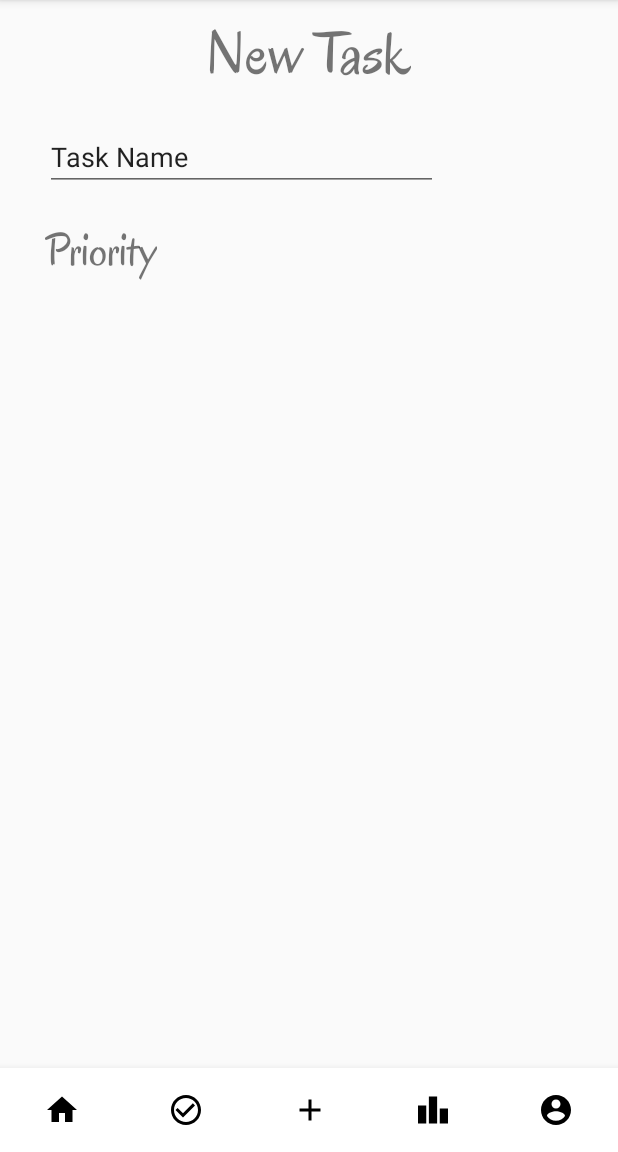
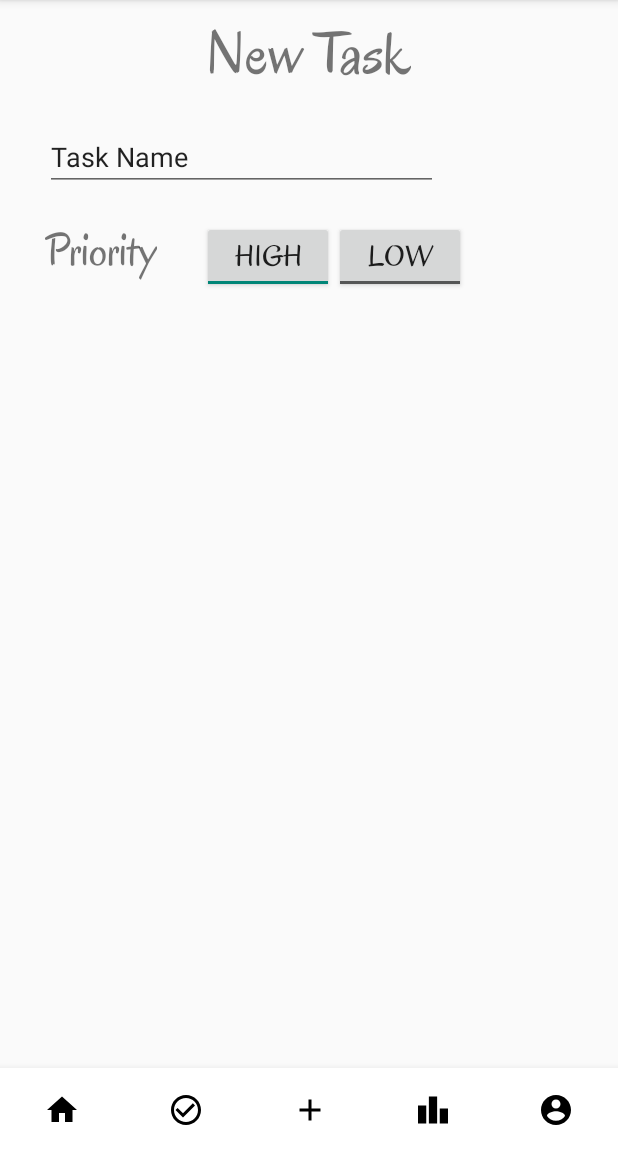
Before and after one commit to JoshuaBesei/HomeProject, an Android app: the screen it shows after launch (MainActivity), item 3 of the bottom bar chosen, on a phone screen of 412 x 824 dp, the part 84-1236 px from its top. Run offline under Robolectric (Android 15) with nearby library versions, the phone set to English and light mode, and no system bars; 1 statement that could not run was skipped.

Commit message:
Fixed oregano and add buttons, time for Aldric to have fun :)

```diff
--- a/app/src/main/java/com/example/homeproject/MainActivity.kt
+++ b/app/src/main/java/com/example/homeproject/MainActivity.kt
@@ -1,10 +1,15 @@
 package com.example.homeproject
 
+import android.os.Bundle
+import android.view.View
+import android.widget.RadioGroup
+import android.widget.ToggleButton
 import androidx.appcompat.app.AppCompatActivity
-import android.os.Bundle
 import androidx.fragment.app.Fragment
+import com.example.homeproject.R.id.High
 import com.example.homeproject.fragments.*
 import com.google.android.material.bottomnavigation.BottomNavigationView
+
 
 class MainActivity : AppCompatActivity() {
     override fun onCreate(savedInstanceState: Bundle?) {
@@ -16,10 +21,13 @@ class MainActivity : AppCompatActivity() {
         val leaderboards = LeaderBoardsFragment()
         val completedTasks = CompletedTasksFragment()
         val addTasks = AddTasksFragment()
+        var checked = "High"
 
         makeCurrentFragment(homeFragment)
 
         val bottomNavigation = findViewById<BottomNavigationView>(R.id.bottom_navigation)
+        val toggleButtonHigh = findViewById<ToggleButton>(R.id.High)
+        val toggleButtonLow = findViewById<ToggleButton>(R.id.Low)
 
         bottomNavigation.setOnNavigationItemSelectedListener {
             when (it.itemId){
@@ -32,6 +40,20 @@ class MainActivity : AppCompatActivity() {
             true
         }
 
+        /*
+        toggleButtonHigh.setOnCheckedChangeListener { _, isChecked ->
+            if (isChecked) {
+                checked = "High"
+            }
+        }*/
+
+        /*
+        toggleButtonLow.setOnCheckedChangeListener { _, isChecked ->
+            if (isChecked) {
+                checked = "Low"
+            }
+        }*/
+
     }
 
     private fun makeCurrentFragment(fragment: Fragment) =
@@ -39,4 +61,5 @@ class MainActivity : AppCompatActivity() {
             replace(R.id.fl_wrapper, fragment)
             commit()
         }
+
 }
--- a/app/src/main/res/font/oregano_regular.xml
+++ b/app/src/main/res/font/oregano_regular.xml
@@ -3,5 +3,5 @@
     <font
         android:fontStyle="normal"
         android:fontWeight="400"
-        android:font="@font/Oregano" />
+        android:font="@font/oregano" />
 </font-family>
--- a/app/src/main/res/layout/fragment_add_tasks.xml
+++ b/app/src/main/res/layout/fragment_add_tasks.xml
@@ -15,7 +15,7 @@
             android:layout_height="wrap_content"
             android:layout_centerHorizontal="true"
             android:textSize="40dp"
-            android:fontFamily="@font/Oregano"
+            android:fontFamily="@font/oregano"
             android:text="@string/new_task"
             android:layout_marginTop="10dp"/>
 
@@ -36,12 +36,41 @@
             android:layout_width="wrap_content"
             android:layout_height="wrap_content"
             android:textSize="30dp"
-            android:fontFamily="@font/Oregano"
+            android:fontFamily="@font/oregano"
             android:text="Priority"
             android:layout_marginTop="20dp"
-            android:layout_marginRight="120dp"
+            android:layout_marginRight="30dp"
             android:layout_marginLeft="30dp"
             android:layout_below="@id/editTextTaskName"/>
+
+        <RadioGroup
+            android:id="@+id/RadioGroupdHL"
+            android:layout_width="match_parent"
+            android:layout_height="wrap_content"
+            android:layout_below="@id/editTextTaskName"
+            android:layout_toRightOf="@id/priority_text"
+            android:layout_marginTop="20dp"
+            android:orientation="horizontal">
+
+            <ToggleButton
+                android:id="@+id/High"
+                android:layout_width="wrap_content"
+                android:layout_height="wrap_content"
+                android:fontFamily="@font/oregano"
+                android:textSize="20dp"
+                android:textOn="High"
+                android:textOff="High"
+                android:checked="true"/>
+
+            <ToggleButton
+                android:id="@+id/Low"
+                android:layout_width="wrap_content"
+                android:layout_height="wrap_content"
+                android:fontFamily="@font/oregano"
+                android:textSize="20dp"
+                android:textOn="Low"
+                android:textOff="Low"/>
+        </RadioGroup>
 
 
     </RelativeLayout>
```
Also changed, not shown: app/src/main/res/font/oregano.ttf (renamed from app/src/main/res/font/Oregano.ttf).
